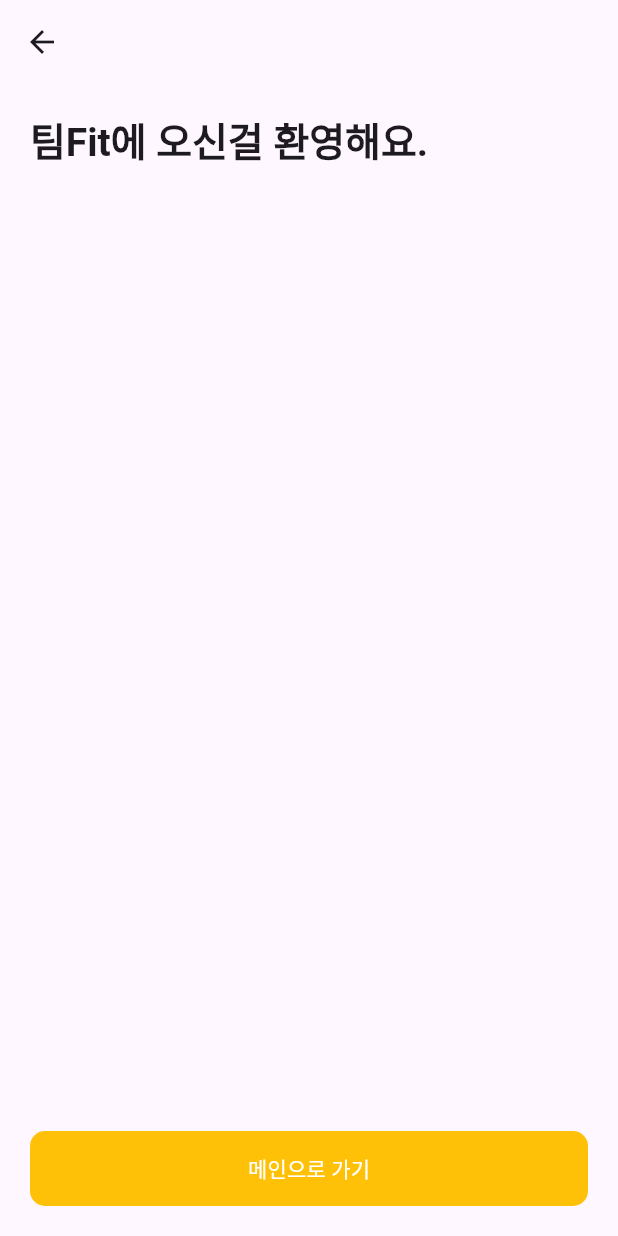
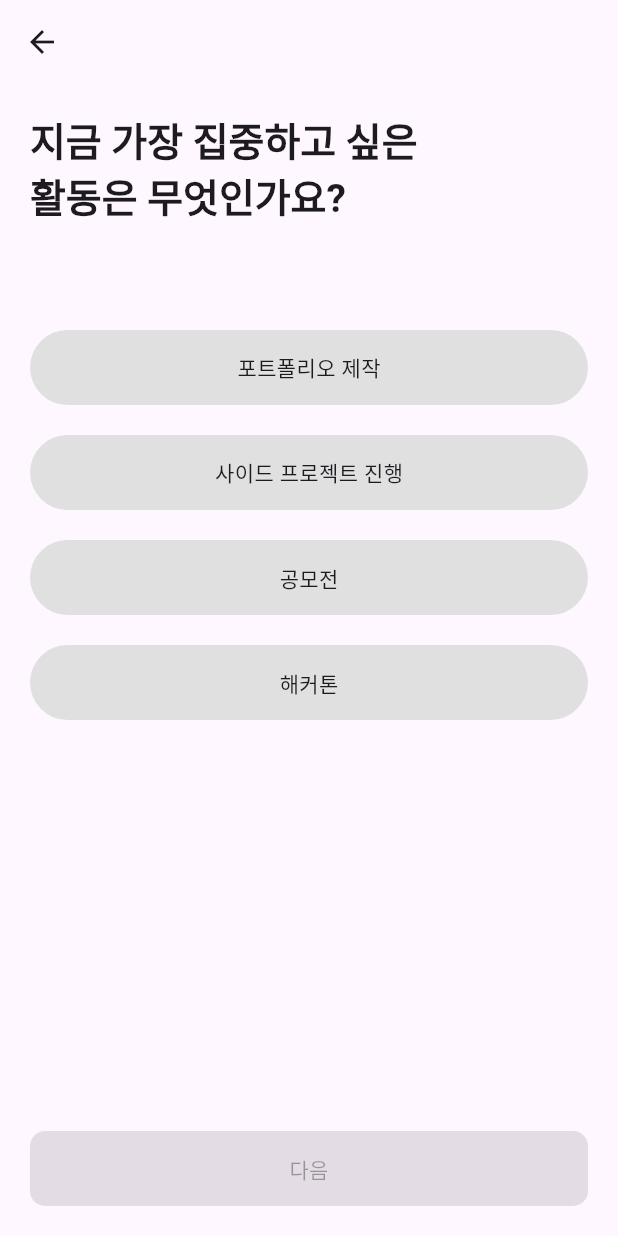
Before and after one commit to LeeHJuu/teamfit, a Flutter app: the AddUserStackPage screen opened directly, after a tap on "다음", on a phone screen of 412 x 824 dp. Run offline on Flutter 3.47's test engine with Material 3 defaults, Android fonts, the phone set to English and light mode, and no system bars; our stand-ins replace cloud_firestore, firebase_auth, firebase_core, firebase_crashlytics, flutter_dotenv, flutter_riverpod and 3 more; accounts and stored records are empty.

Commit message:
feat: userDatailData 속성 추가

```diff
--- a/lib/src/domain/models/user_data.dart
+++ b/lib/src/domain/models/user_data.dart
@@ -55,6 +55,7 @@
     double? attendanceRate,
     double? completionRate,
     String? roleTag,
+    String? goalTag,
     List<String>? stackTags,
   }) {
     return UserData(
@@ -74,6 +75,7 @@
                 attendanceRate: attendanceRate,
                 completionRate: completionRate,
                 roleTag: roleTag,
+                goalTag: goalTag,
                 stackTags: stackTags,
               )
               : UserDetailData(
@@ -84,6 +86,7 @@
                 attendanceRate: attendanceRate ?? 0.0,
                 completionRate: completionRate ?? 0.0,
                 roleTag: roleTag ?? '',
+                goalTag: goalTag ?? '',
                 stackTags: stackTags ?? [],
               )),
     );
--- a/lib/src/domain/models/user_detail_data.dart
+++ b/lib/src/domain/models/user_detail_data.dart
@@ -9,6 +9,7 @@
   double attendanceRate;
   double completionRate;
   String roleTag;
+  String goalTag;
   List<String> stackTags;
 
   UserDetailData({
@@ -19,6 +20,7 @@
     required this.attendanceRate,
     required this.completionRate,
     required this.roleTag,
+    required this.goalTag,
     required this.stackTags,
   });
 
@@ -31,6 +33,7 @@
       attendanceRate: dto.attendanceRate,
       completionRate: dto.completionRate,
       roleTag: dto.roleTag,
+      goalTag: dto.goalTag,
       stackTags: dto.stackTags,
     );
   }
@@ -44,6 +47,7 @@
       attendanceRate: attendanceRate,
       completionRate: completionRate,
       roleTag: roleTag,
+      goalTag: goalTag,
       stackTags: stackTags,
     );
   }
@@ -56,6 +60,7 @@
     double? attendanceRate,
     double? completionRate,
     String? roleTag,
+    String? goalTag,
     List<String>? stackTags,
   }) {
     return UserDetailData(
@@ -66,6 +71,7 @@
       attendanceRate: attendanceRate ?? this.attendanceRate,
       completionRate: completionRate ?? this.completionRate,
       roleTag: roleTag ?? this.roleTag,
+      goalTag: goalTag ?? this.goalTag,
       stackTags: stackTags ?? List.from(this.stackTags),
     );
   }
--- a/lib/src/presentation/viewmodels/login_view_model.dart
+++ b/lib/src/presentation/viewmodels/login_view_model.dart
@@ -117,6 +117,12 @@
       state = state!.copyWith(roleTag: selectedRole);
     }
   }
+
+  void setUserGoal(String selectedGoal) {
+    if (state != null) {
+      state = state!.copyWith(roleTag: selectedGoal);
+    }
+  }
 }
 
 final loginViewModel = NotifierProvider<LoginViewModel, UserData?>(
--- /dev/null
+++ b/lib/src/presentation/views/signup/add_user_goal_page.dart
@@ -0,0 +1,82 @@
+import 'package:flutter/material.dart';
+import 'package:flutter_riverpod/flutter_riverpod.dart';
+import 'package:teamfit/src/presentation/viewmodels/login_view_model.dart';
+import 'package:teamfit/src/presentation/views/signup/welcome_page.dart';
+import 'package:teamfit/src/presentation/views/signup/widgets/sign_in_step_title.dart';
+import 'package:teamfit/src/presentation/widgets/input_box_item.dart';
+import 'package:teamfit/src/presentation/widgets/next_step_bottom_button.dart';
+
+class AddUserGoalPage extends ConsumerStatefulWidget {
+  @override
+  ConsumerState<AddUserGoalPage> createState() => _AddUserGoalPageState();
+}
+
+class _AddUserGoalPageState extends ConsumerState<AddUserGoalPage> {
+  bool _isPossible = false;
+
+  List<String> userGoals = ['포트폴리오 제작', '사이드 프로젝트 진행', '공모전', '해커톤'];
+  String selectedGoal = '';
+
+  @override
+  Widget build(BuildContext context) {
+    return Scaffold(
+      appBar: AppBar(),
+      body: Column(
+        children: [
+          SignInStepTitle('지금 가장 집중하고 싶은\n활동은 무엇인가요?'),
+          SizedBox(height: 50),
+          _userGoalTagsBox(),
+          NextStepBottomButton(
+            title: '다음',
+            isPossible: _isPossible,
+            moveNext: () {
+              Navigator.push(
+                context,
+                MaterialPageRoute(builder: (context) => WelcomePage()),
+              );
+            },
+          ),
+        ],
+      ),
+    );
+  }
+
+  Widget _userGoalTagsBox() {
+    return Expanded(
+      child: Padding(
+        padding: const EdgeInsets.symmetric(horizontal: 20),
+        child: GridView.builder(
+          gridDelegate: SliverGridDelegateWithFixedCrossAxisCount(
+            crossAxisCount: 1,
+            mainAxisSpacing: 20, // 상하 간격
+            crossAxisSpacing: 10, // 좌우 간격
+            mainAxisExtent: 50,
+          ),
+          itemCount: userGoals.length, // 총 아이템 갯수
+          itemBuilder: (context, index) {
+            return GestureDetector(
+              onTap: () {
+                setState(() {
+                  selectedGoal = userGoals[index];
+                  _isPossible = selectedGoal.isNotEmpty;
+                });
+                final vm = ref.read(loginViewModel.notifier);
+                vm.setUserGoal(selectedGoal);
+              },
+              child: Container(
+                decoration: BoxDecoration(
+                  color:
+                      selectedGoal == userGoals[index]
+                          ? Colors.amber
+                          : Colors.grey[300],
+                  borderRadius: BorderRadius.circular(50),
+                ),
+                child: Center(child: Text(userGoals[index])), // 텍스트 중앙 정렬
+              ),
+            );
+          },
+        ),
+      ),
+    );
+  }
+}
--- a/lib/src/presentation/views/signup/add_user_stack_page.dart
+++ b/lib/src/presentation/views/signup/add_user_stack_page.dart
@@ -1,4 +1,5 @@
 import 'package:flutter/material.dart';
+import 'package:teamfit/src/presentation/views/signup/add_user_goal_page.dart';
 import 'package:teamfit/src/presentation/views/signup/welcome_page.dart';
 import 'package:teamfit/src/presentation/views/signup/widgets/sign_in_step_title.dart';
 import 'package:teamfit/src/presentation/widgets/input_box_item.dart';
@@ -26,7 +27,7 @@
             moveNext: () {
               Navigator.push(
                 context,
-                MaterialPageRoute(builder: (context) => WelcomePage()),
+                MaterialPageRoute(builder: (context) => AddUserGoalPage()),
               );
             },
           ),
```
Also changed, not shown: lib/src/data/models/user_detail_data_dto.dart (+6 -2 lines).
